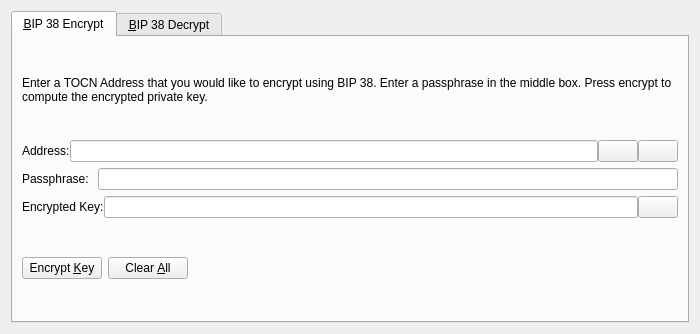
First picture: the form in src/qt/forms/bip38tooldialog.ui, repository touriumonline/tourium, before the edit.
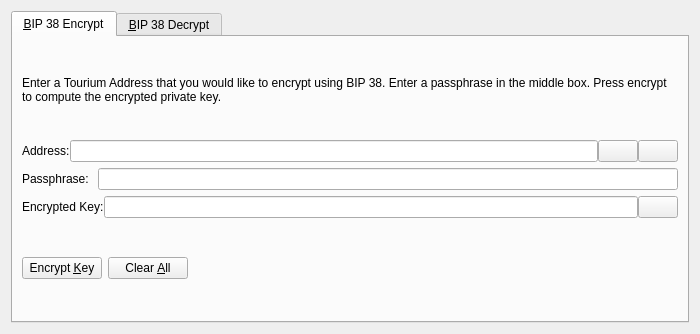
Second picture: the form after the edit. The open tabs and pages were chosen to show the change. Icons and pictures are not drawn. Custom widgets are drawn as their Qt base class.

```diff
--- a/src/qt/forms/bip38tooldialog.ui
+++ b/src/qt/forms/bip38tooldialog.ui
@@ -30,7 +30,7 @@
        <item>
         <widget class="QLabel" name="infoLabel_ENC">
          <property name="text">
-          <string>Enter a TOCN Address that you would like to encrypt using BIP 38. Enter a passphrase in the middle box. Press encrypt to compute the encrypted private key.</string>
+          <string>Enter a Tourium Address that you would like to encrypt using BIP 38. Enter a passphrase in the middle box. Press encrypt to compute the encrypted private key.</string>
          </property>
          <property name="textFormat">
           <enum>Qt::PlainText</enum>
```
Left out of the diff: 8 changed lines with no effect on the pictures.
